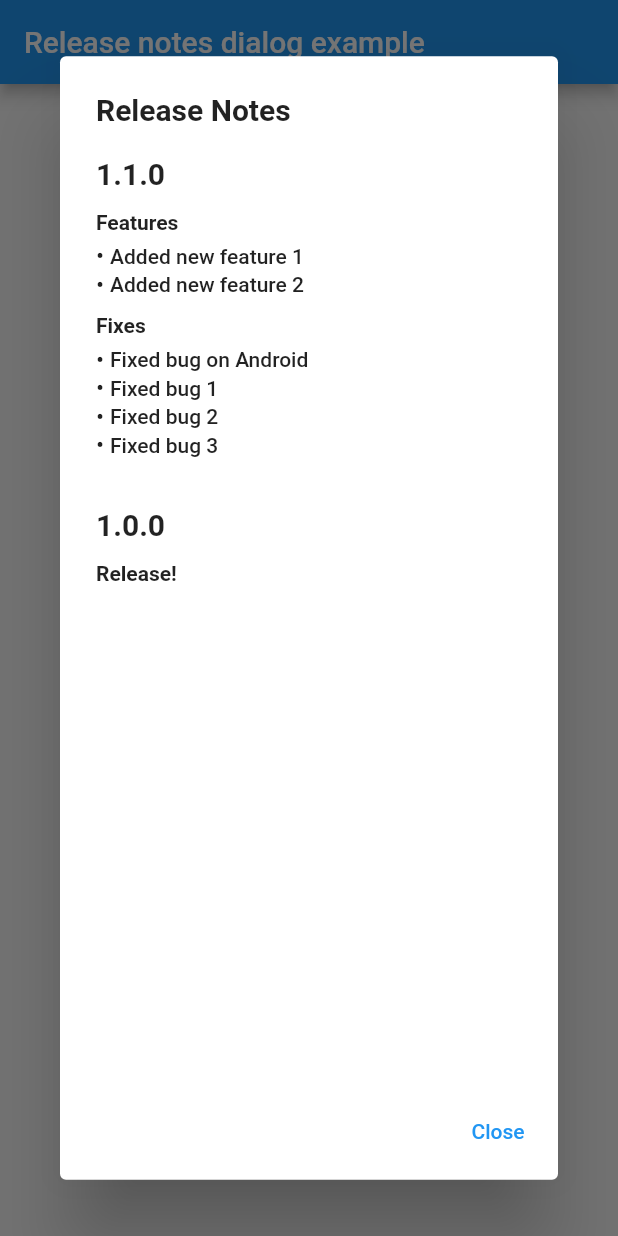
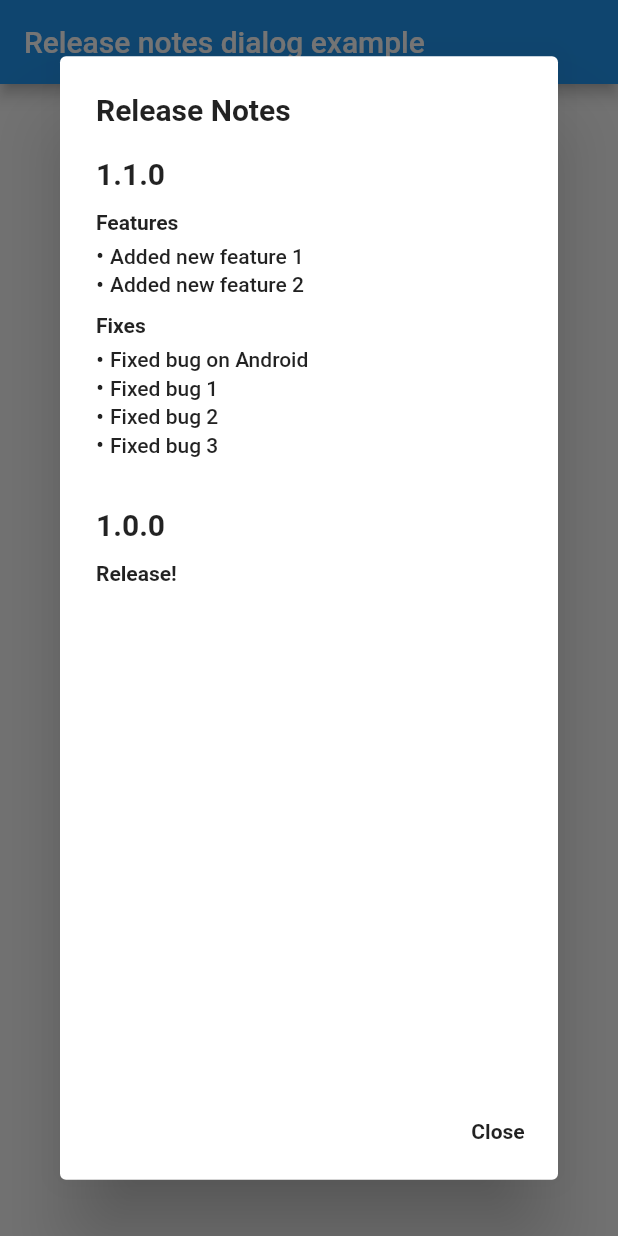
Before and after one commit to JakobMick/release_notes_dialog, a Flutter app: the screen it shows after launch, after a tap on "Show Dialog", on a phone screen of 412 x 824 dp. Run offline on Flutter 3.47's test engine with Material 2 defaults, Android fonts, the phone set to English and light mode, and no system bars; our stand-ins replace term_glyph.

Commit message:
Add close button style defaults

```diff
--- a/lib/release_notes_dialog.dart
+++ b/lib/release_notes_dialog.dart
@@ -63,8 +63,8 @@ class ReleaseNotesDialog extends StatelessWidget {
     this.titleTextStyle,
     this.versionNumberTextStyle,
     this.releaseSublistNameTextStyle,
+    this.changeTextStyle,
     this.closeButtonTextStyle,
-    this.changeTextStyle,
   }) : super(key: key);
 
   /// The [Release]s of your software.
@@ -178,7 +178,7 @@ class ReleaseNotesDialog extends StatelessWidget {
   /// [TextTheme.bodyText1] of [ThemeData.textTheme].
   final TextStyle? changeTextStyle;
 
-  /// The [TextStyle] for the [ReleaseSublist]s name.
+  /// The [TextStyle] for the [ReleaseSublist]s close button.
   ///
   /// Defaults to [DialogTheme.contentTextStyle] and if that is null, defaults to
   /// [TextTheme.bodyText1] of [ThemeData.textTheme]. Both of these defaults are
@@ -207,6 +207,11 @@ class ReleaseNotesDialog extends StatelessWidget {
     final TextStyle finalChangeTextStyle = changeTextStyle ??
         dialogTheme.contentTextStyle ??
         theme.textTheme.bodyText1!;
+
+    final TextStyle finalCloseButtonTextStyle =
+        closeButtonTextStyle ??
+            (dialogTheme.contentTextStyle ?? theme.textTheme.bodyText1!)
+                .copyWith(fontWeight: FontWeight.bold);
 
     return AlertDialog(
       key: key,
@@ -317,7 +322,7 @@ class ReleaseNotesDialog extends StatelessWidget {
           onPressed: () {
             Navigator.of(context).pop();
           },
-          child: Text(closeButtonString,style:closeButtonTextStyle),
+          child: Text(closeButtonString, style: finalCloseButtonTextStyle),
         )
       ],
     );
```
